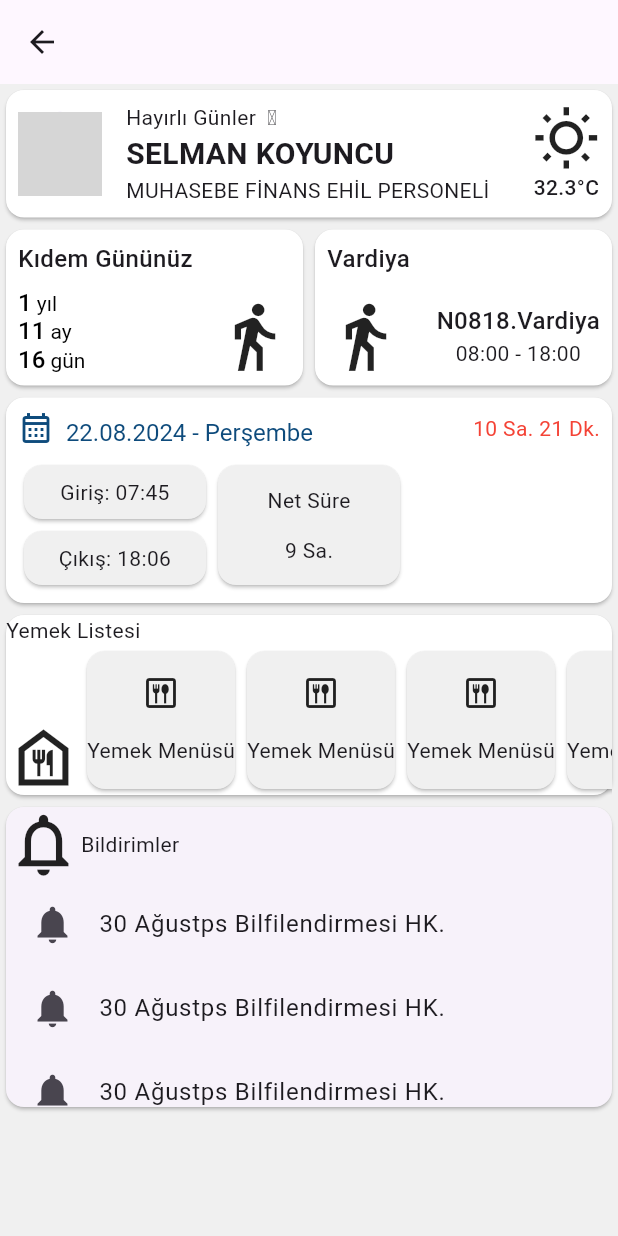
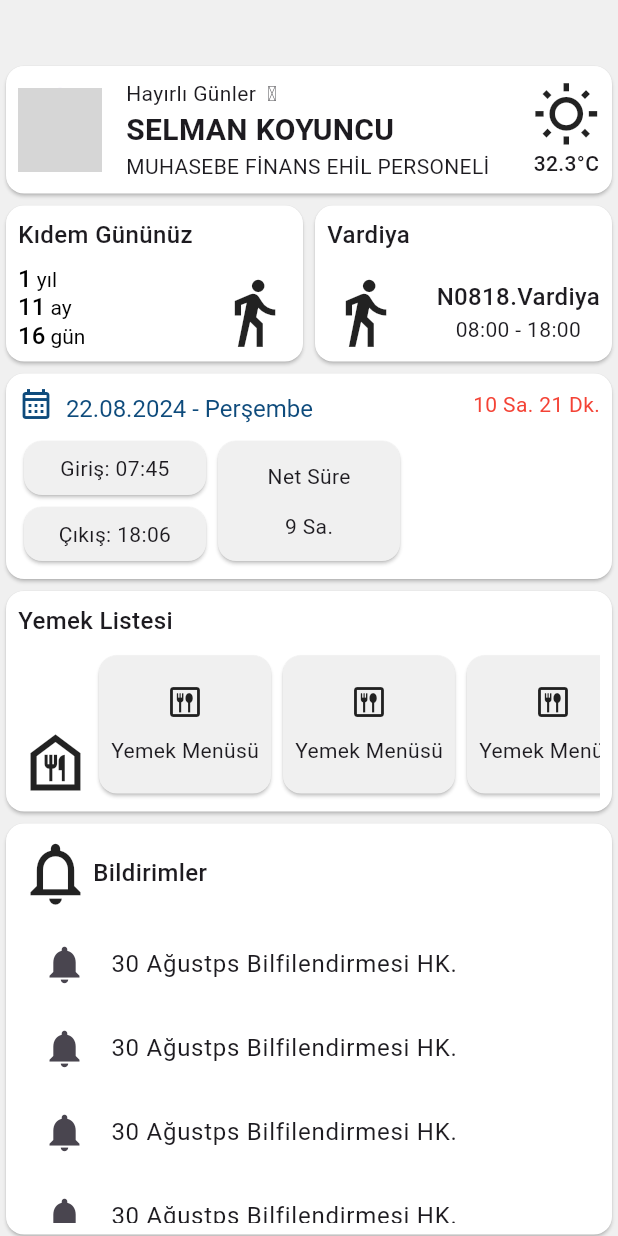
Before and after one commit to PenguBey/opak_mobile, a Flutter app: the MainMenuView screen opened directly, on a phone screen of 412 x 824 dp. Run offline on Flutter 3.47's test engine with Material 3 defaults, Android fonts, the light colour scheme and no system bars; our stand-ins replace fl_chart; network calls fail; grey boxes are pictures that could not be loaded.

Commit message:
yemek listesi padding
yemek listesindeki paddingler ayarlandi

```diff
--- a/lib/constants/edge_con.dart
+++ b/lib/constants/edge_con.dart
@@ -3,4 +3,7 @@ import 'package:flutter/material.dart';
 class EdgeCon {
   static const EdgeInsets card = EdgeInsets.all(8.0);
   static const EdgeInsets miniBaslik = EdgeInsets.only(bottom: 8.0);
+  static const edgeSizedTop = SizedBox(
+    height: 40,
+  );
 }
--- a/lib/views/main_menu_view.dart
+++ b/lib/views/main_menu_view.dart
@@ -1,5 +1,7 @@
 import 'package:flutter/material.dart';
+import 'package:opak_mobile/constants/edge_con.dart';
 
+import '../widgets/bildirim_listesi_widget.dart';
 import '../widgets/kidem_gunu_widget.dart';
 import '../widgets/sure_widget.dart';
 import '../widgets/user_tile_widget.dart';
@@ -11,12 +13,12 @@ class MainMenuView extends StatelessWidget {
 
   @override
   Widget build(BuildContext context) {
-    return Scaffold(
-      appBar: AppBar(),
+    return const Scaffold(
       body: Column(
         children: [
-          const UserTileWidget(),
-          const IntrinsicHeight(
+          EdgeCon.edgeSizedTop,
+          UserTileWidget(),
+          IntrinsicHeight(
             child: Row(
               children: [
                 Expanded(
@@ -28,38 +30,9 @@ class MainMenuView extends StatelessWidget {
               ],
             ),
           ),
-          const SureWidget(),
-          const YemekListesiWidget(),
-          Card(
-            child: Column(
-              children: [
-                const Row(
-                  children: [
-                    Icon(
-                      Icons.notifications_none,
-                      size: 50,
-                    ),
-                    Text("Bildirimler")
-                  ],
-                ),
-                SizedBox(
-                  height: 150,
-                  child: ListView.builder(
-                    itemCount: 10,
-                    itemBuilder: (context, index) {
-                      return const ListTile(
-                        leading: Icon(
-                          Icons.notifications,
-                          size: 30,
-                        ),
-                        title: Text("30 Ağustps Bilfilendirmesi HK."),
-                      );
-                    },
-                  ),
-                )
-              ],
-            ),
-          )
+          SureWidget(),
+          YemekListesiWidget(),
+          BildirimListesiWidget()
         ],
       ),
     );
--- /dev/null
+++ b/lib/widgets/bildirim_listesi_widget.dart
@@ -0,0 +1,54 @@
+import 'package:flutter/material.dart';
+import 'package:opak_mobile/constants/color_con.dart';
+import 'package:opak_mobile/constants/edge_con.dart';
+import 'package:opak_mobile/constants/text_style_con.dart';
+
+class BildirimListesiWidget extends StatelessWidget {
+  const BildirimListesiWidget({
+    super.key,
+  });
+
+  @override
+  Widget build(BuildContext context) {
+    return Card(
+      color: ColorCon.foreGround,
+      child: Padding(
+        padding: EdgeCon.card,
+        child: Column(
+          children: [
+            const Padding(
+              padding: EdgeCon.miniBaslik,
+              child: Row(
+                children: [
+                  Icon(
+                    Icons.notifications_none,
+                    size: 50,
+                  ),
+                  Text(
+                    "Bildirimler",
+                    style: TextStyleCon.miniTitle,
+                  )
+                ],
+              ),
+            ),
+            SizedBox(
+              height: 200,
+              child: ListView.builder(
+                itemCount: 100,
+                itemBuilder: (context, index) {
+                  return const ListTile(
+                    leading: Icon(
+                      Icons.notifications,
+                      size: 30,
+                    ),
+                    title: Text("30 Ağustps Bilfilendirmesi HK."),
+                  );
+                },
+              ),
+            )
+          ],
+        ),
+      ),
+    );
+  }
+}
--- a/lib/widgets/yemek_listesi_widget.dart
+++ b/lib/widgets/yemek_listesi_widget.dart
@@ -1,5 +1,7 @@
 import 'package:flutter/material.dart';
 import 'package:opak_mobile/constants/color_con.dart';
+import 'package:opak_mobile/constants/edge_con.dart';
+import 'package:opak_mobile/constants/text_style_con.dart';
 
 class YemekListesiWidget extends StatelessWidget {
   const YemekListesiWidget({
@@ -10,10 +12,18 @@ class YemekListesiWidget extends StatelessWidget {
   Widget build(BuildContext context) {
     return Card(
       color: ColorCon.foreGround,
+      child: Padding(
+        padding: EdgeCon.card,
         child: Column(
           crossAxisAlignment: CrossAxisAlignment.start,
           children: [
-          const Text("Yemek Listesi"),
+            const Padding(
+              padding: EdgeCon.miniBaslik,
+              child: Text(
+                "Yemek Listesi",
+                style: TextStyleCon.miniTitle,
+              ),
+            ),
             Row(
               crossAxisAlignment: CrossAxisAlignment.end,
               children: [
@@ -30,12 +40,15 @@ class YemekListesiWidget extends StatelessWidget {
                       itemBuilder: (context, index) {
                         return const Card(
                           color: ColorCon.backGround,
+                          child: Padding(
+                            padding: EdgeCon.card,
                             child: Column(
                               mainAxisAlignment: MainAxisAlignment.spaceEvenly,
                               children: [
                                 Icon(Icons.dining_outlined),
                                 Text("Yemek Menüsü")
                               ],
+                            ),
                           ),
                         );
                       },
@@ -46,6 +59,7 @@ class YemekListesiWidget extends StatelessWidget {
             )
           ],
         ),
+      ),
     );
   }
 }
```
Lines whose indentation alone changed are shown as unchanged.
